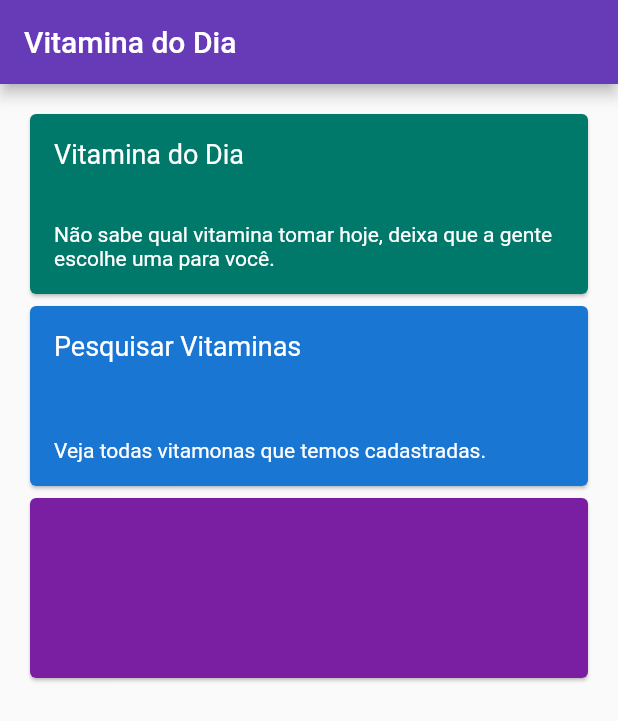
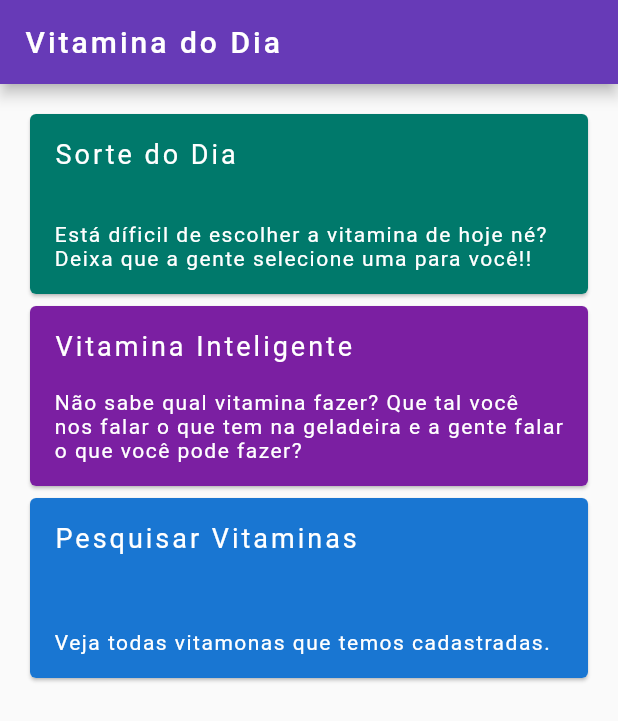
Before and after one commit to thalesbm/flutter_vitaminas, a Flutter app: the screen it shows after launch, on a phone screen of 412 x 824 dp. Shown: the top 721 px of the screen. Run offline on Flutter 3.47's test engine with Material 2 defaults, Android fonts, the light colour scheme and no system bars; our stand-ins replace google_fonts, hexcolor; Roboto replaces fonts that are missing (Ubuntu).

Commit message:
organizado layout

```diff
--- a/lib/answer.dart
+++ /dev/null
@@ -1,21 +0,0 @@
-import 'package:flutter/material.dart';
-
-class Answer extends StatelessWidget {
-  final Function pressedButton;
-
-  Answer(this.pressedButton);
-
-  @override
-  Widget build(BuildContext context) {
-    return Container(
-      width: double.infinity,
-      child: ElevatedButton(
-        onPressed: pressedButton,
-        style: ElevatedButton.styleFrom(
-          primary: Colors.purple,
-        ),
-        child: Text("botao"),
-      ),
-    );
-  }
-}
--- a/lib/feature/home/main.dart
+++ b/lib/feature/home/main.dart
@@ -40,20 +40,23 @@ class _MyAppState extends State<MyApp> {
 
   HomeModel createHomeModelFirstCard() {
     return HomeModel(
-        "Vitamina do Dia",
-        "Não sabe qual vitamina tomar hoje, deixa que a gente escolhe uma para você.",
-        HexColor(PaletteColors.COLOR_CARD_1));
+        "Sorte do Dia",
+        "Está díficil de escolher a vitamina de hoje né? Deixa que a gente selecione uma para você!!",
+        HexColor(PaletteColors.firstCardColor));
   }
 
   HomeModel createHomeModelSecondCard() {
     return HomeModel(
-        "Pesquisar Vitaminas",
-        "Veja todas vitamonas que temos cadastradas.",
-        HexColor(PaletteColors.COLOR_CARD_2));
+        "Vitamina Inteligente",
+        "Não sabe qual vitamina fazer? Que tal você nos falar o que tem na geladeira e a gente falar o que você pode fazer?",
+        HexColor(PaletteColors.thirdCardColor));
   }
 
   HomeModel createHomeModelThirdCard() {
-    return HomeModel("", "", HexColor(PaletteColors.COLOR_CARD_3));
+    return HomeModel(
+        "Pesquisar Vitaminas",
+        "Veja todas vitamonas que temos cadastradas.",
+        HexColor(PaletteColors.secondCardColor));
   }
 
   void pressedFirstCard() {
--- a/lib/feature/home/view/item_view.dart
+++ b/lib/feature/home/view/item_view.dart
@@ -1,5 +1,6 @@
 import 'package:flutter/material.dart';
 import 'package:vitamin_of_the_day/feature/home/model/home.dart';
+import 'package:google_fonts/google_fonts.dart';
 
 class HomeItemView extends StatelessWidget {
   final HomeModel _homeModel;
@@ -42,9 +43,12 @@ class HomeItemView extends StatelessWidget {
         alignment: Alignment.bottomLeft,
         child: Text(
           _homeModel.title,
-          style: TextStyle(
-            color: Colors.white,
-            fontSize: 18,
+          style: GoogleFonts.ubuntu(
+            textStyle: TextStyle(
+              letterSpacing: 2,
+              color: Colors.white,
+              fontSize: 18,
+            ),
           ),
         ),
       ),
@@ -58,9 +62,12 @@ class HomeItemView extends StatelessWidget {
         alignment: Alignment.bottomLeft,
         child: Text(
           _homeModel.description,
-          style: TextStyle(
-            color: Colors.white,
-            fontSize: 14,
+          style: GoogleFonts.ubuntu(
+            textStyle: TextStyle(
+              letterSpacing: 1,
+              color: Colors.white,
+              fontSize: 14,
+            ),
           ),
         ),
       ),
--- a/lib/view/colors.dart
+++ b/lib/view/colors.dart
@@ -1,8 +1,8 @@
 class PaletteColors {
 
-  static String PRIMARY_COLOR = "#673ab7";
-  static String COLOR_CARD_1 = "#00796b";
-  static String COLOR_CARD_2 = "#1976d2";
-  static String COLOR_CARD_3 = "#7b1fa2";
+  static String primaryColor = "#673ab7";
+  static String firstCardColor = "#00796b";
+  static String secondCardColor = "#1976d2";
+  static String thirdCardColor = "#7b1fa2";
 
 }
--- a/lib/view/toolbar.dart
+++ b/lib/view/toolbar.dart
@@ -1,4 +1,5 @@
 import 'package:flutter/material.dart';
+import 'package:google_fonts/google_fonts.dart';
 import 'package:hexcolor/hexcolor.dart';
 
 import 'colors.dart';
@@ -14,8 +15,16 @@ class CustomToolbar extends StatelessWidget implements PreferredSizeWidget {
   @override
   Widget build(BuildContext context) {
     return AppBar(
-      title: Text(_title),
-      backgroundColor: HexColor(PaletteColors.PRIMARY_COLOR),
+      title: Text(
+          _title,
+        style: GoogleFonts.ubuntu(
+          textStyle: TextStyle(
+            letterSpacing: 2,
+            color: Colors.white,
+          ),
+        ),
+      ),
+      backgroundColor: HexColor(PaletteColors.primaryColor),
     );
   }
 }
--- a/pubspec.yaml
+++ b/pubspec.yaml
@@ -8,8 +8,8 @@ environment:
   sdk: ">=2.7.0 <3.0.0"
 
 dependencies:
-  material_design_icons_flutter: ^4.0.5955
   hexcolor: ^2.0.3
+  google_fonts: ^2.0.0
 
   flutter:
     sdk: flutter
```
Also changed, not shown: pubspec.lock.
